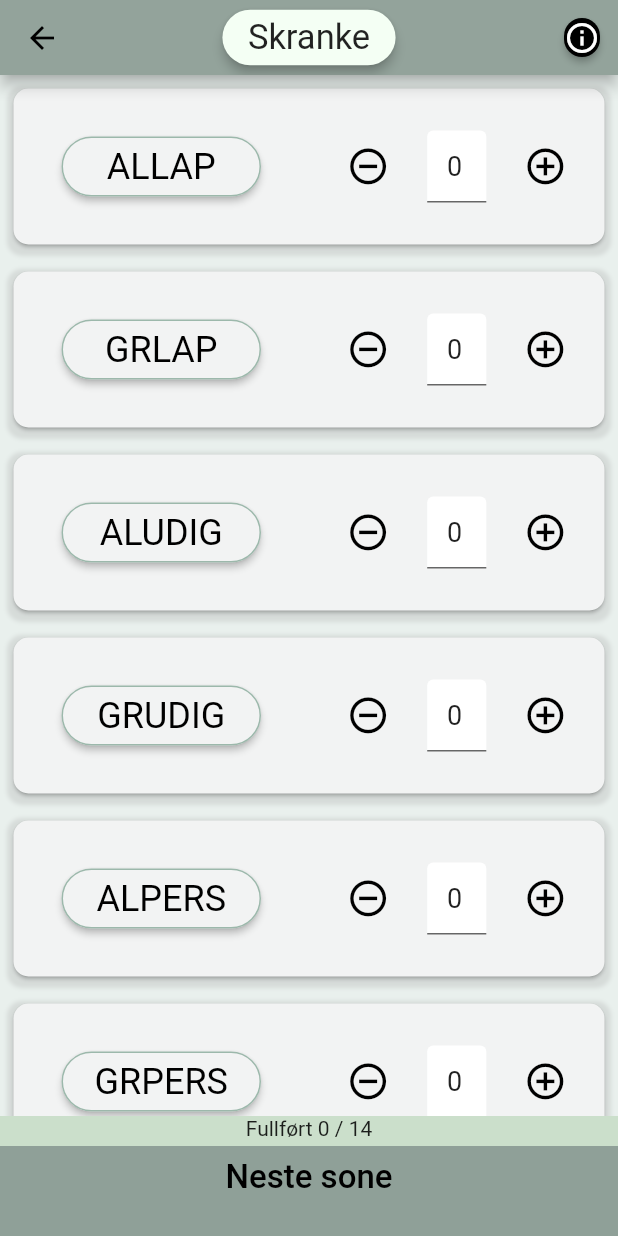
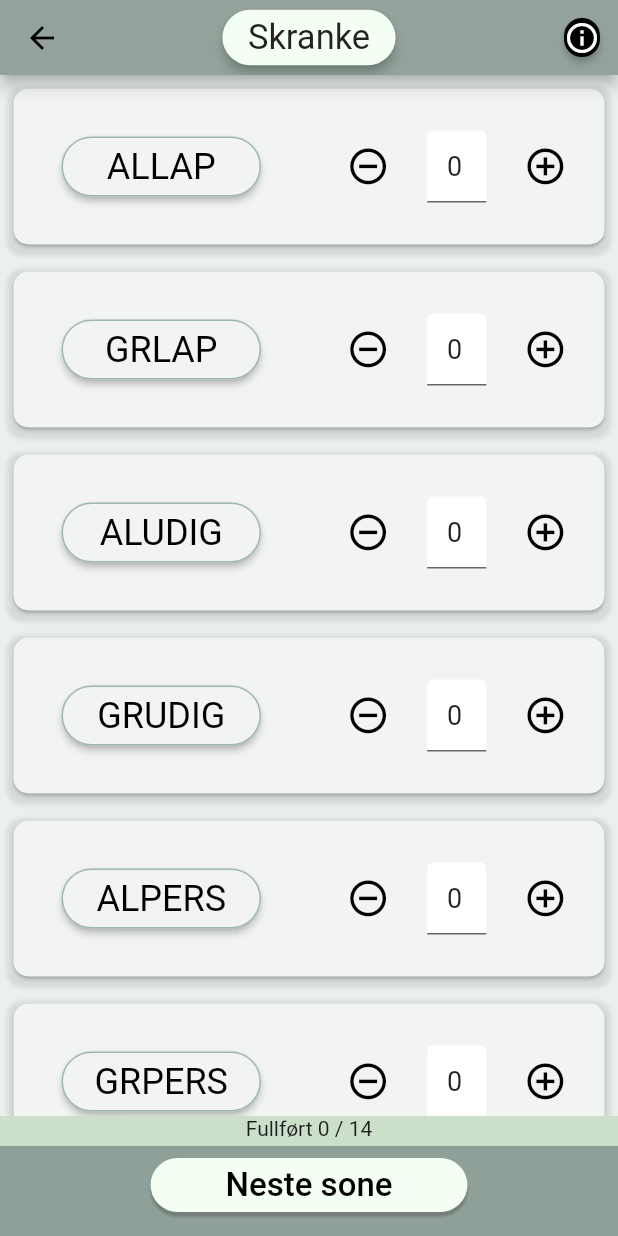
Before and after one commit to zaktaw/DATA3900-Bacheloroppgave, a Flutter app: the screen it shows after launch, after a tap on "Ny telling", on a phone screen of 412 x 824 dp. Run offline on Flutter 3.47's test engine with Material 2 defaults, Android fonts, the phone set to English and light mode, and no system bars; drawn by our look-alikes of auto_size_text; our stand-ins replace dots_indicator, fluttertoast, hive, hive_flutter; accounts and stored records are empty.

Commit message:
Make bottombar more visible

```diff
--- a/lib/activity_page/activity_bottombar.dart
+++ b/lib/activity_page/activity_bottombar.dart
@@ -4,7 +4,8 @@ import '../models/TttEntries.dart';
 
 class ActivityBottombar extends StatelessWidget {
   ActivityBottombar(
-      this.function, this.buttonText, this.entries, this.zoneCount, this.color, [this.colorAnimation]);
+      this.function, this.buttonText, this.entries, this.zoneCount, this.color,
+      [this.colorAnimation]);
 
   late final VoidCallback function;
   final String buttonText;
@@ -25,9 +26,17 @@ class ActivityBottombar extends StatelessWidget {
           padding: EdgeInsets.only(top: 8.0),
           child: Column(
             children: <Widget>[
-              Text(buttonText,
-                  style: TextStyle(fontSize: ACTIVITY_BOTTOMBAR_FONTSIZE, fontWeight: FontWeight.w500,
-                      color: checkIfAllZonesAreCounted() ? TEXT_COLOR_BLACK : color)),
+              Container(
+                padding: EdgeInsets.fromLTRB(50, 5, 50, 5),
+                child: Text(buttonText,
+                    style: TextStyle(
+                        fontSize: ACTIVITY_BOTTOMBAR_FONTSIZE,
+                        fontWeight: FontWeight.w500,
+                        color: checkIfAllZonesAreCounted()
+                            ? TEXT_COLOR_BLACK
+                            : color)),
+                decoration: SHADOW_ACTIVITY_BOTTOMBAR(colorAnimation?.value),
+              ),
             ],
           ),
         ),
--- a/lib/resources/app_theme.dart
+++ b/lib/resources/app_theme.dart
@@ -143,6 +143,18 @@ final SHADOW_CONFIRM_DROPDOWN = [
   )
 ];
 
+BoxDecoration SHADOW_ACTIVITY_BOTTOMBAR(Color colorAnim){
+    return BoxDecoration(color: colorAnim,
+                    borderRadius: BorderRadius.all(Radius.circular(32)),
+  boxShadow: [
+    BoxShadow(
+      color: Color.fromARGB(50, 0, 0, 0),
+      offset: Offset(0, 3),
+      blurRadius: 0.5,
+      spreadRadius: 0.2,
+    )
+]);}
+
 //toast
 
 const Color TOAST_BACKGROUND_COLOR = Color.fromARGB(255, 233, 240, 237);
```
